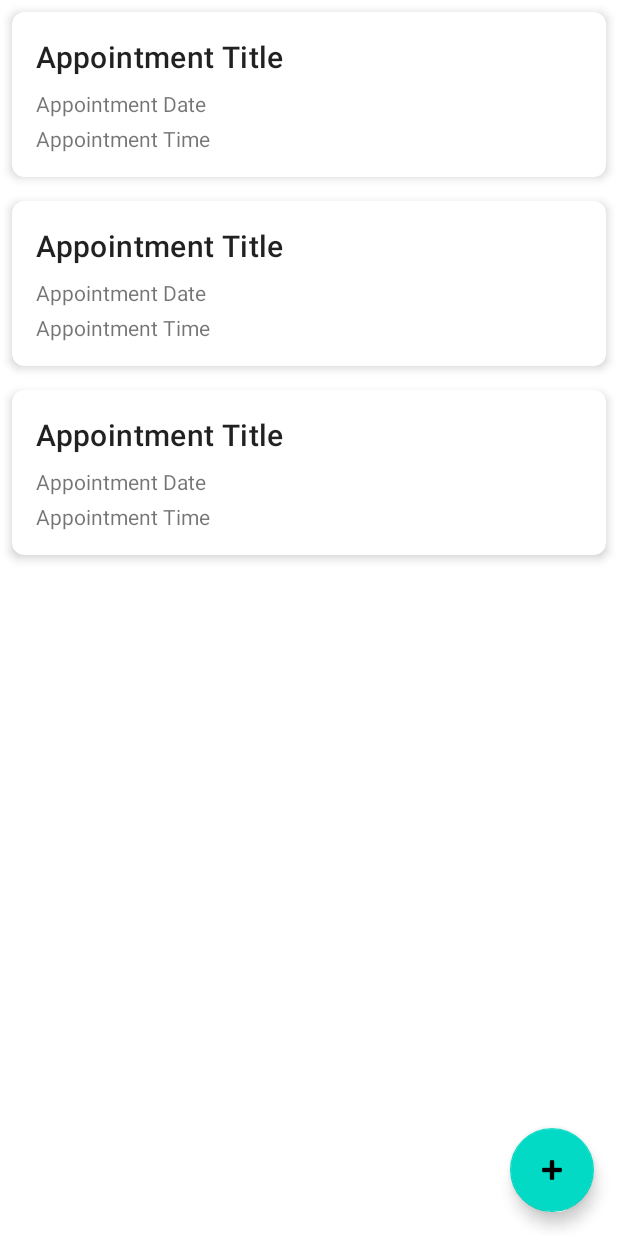
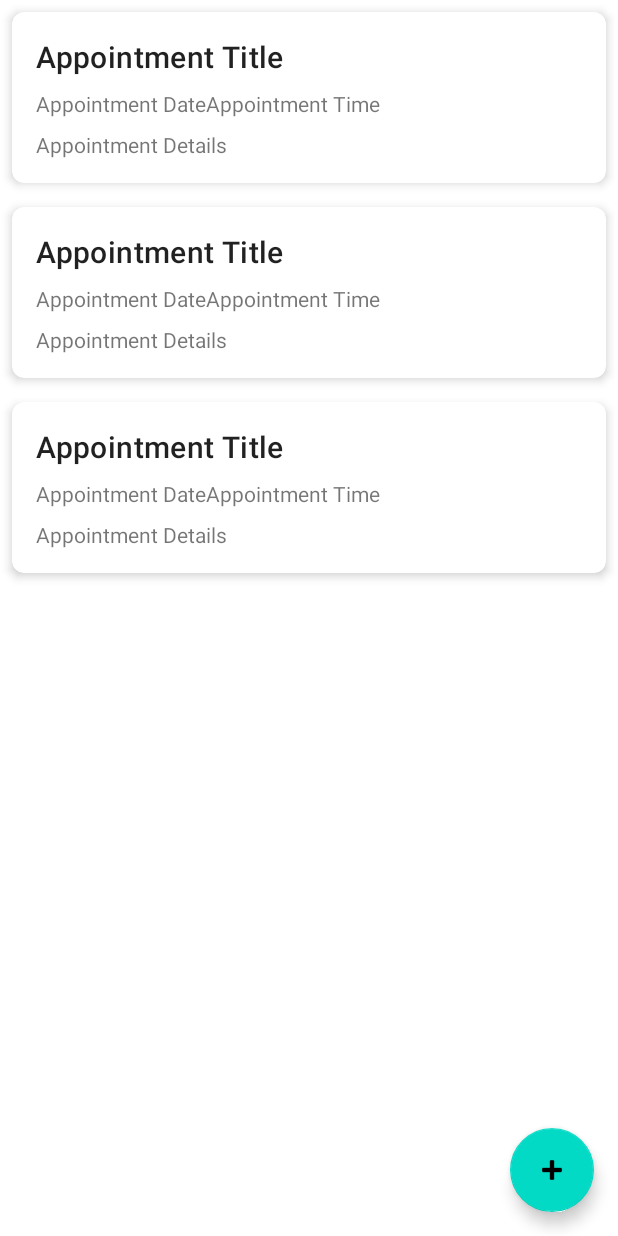
Before and after one commit to NeonAurora/SwiftSlotz, an Android app: the layout activity_appointments.xml on its own in the app's theme, with its tools: preview values and no code run, on a phone screen of 412 x 824 dp. Run offline under Robolectric (Android 15) with nearby library versions, the phone set to English and light mode, and no system bars.

Commit message:
Details Introduced in the UI

```diff
--- a/app/src/main/res/layout/appointment_item.xml
+++ b/app/src/main/res/layout/appointment_item.xml
@@ -34,8 +34,17 @@
             android:id="@+id/appointmentTime"
             android:layout_width="wrap_content"
             android:layout_height="wrap_content"
-            android:layout_marginTop="4dp"
+            android:layout_marginTop="8dp"
             android:text="Appointment Time"
+            app:layout_constraintStart_toEndOf="@id/appointmentDate"
+            app:layout_constraintTop_toBottomOf="@id/appointmentTitle" />
+
+        <TextView
+            android:id="@+id/appointmentDetails"
+            android:layout_width="wrap_content"
+            android:layout_height="wrap_content"
+            android:layout_marginTop="8dp"
+            android:text="Appointment Details"
             app:layout_constraintStart_toStartOf="parent"
             app:layout_constraintTop_toBottomOf="@id/appointmentDate" />
 
```
